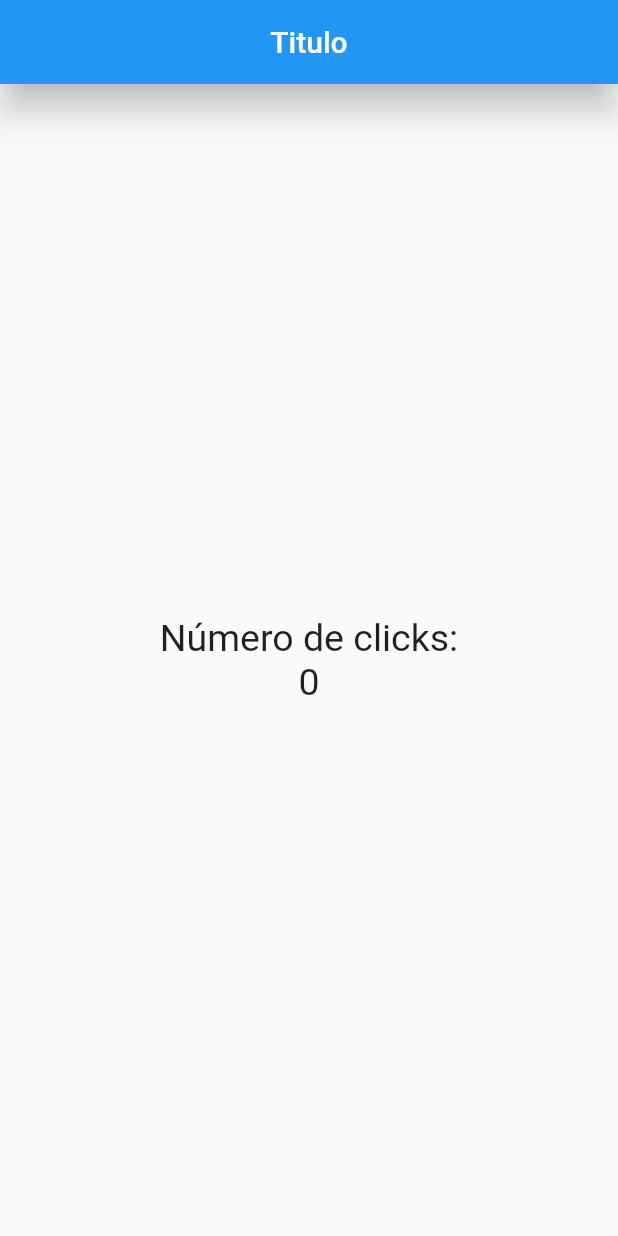
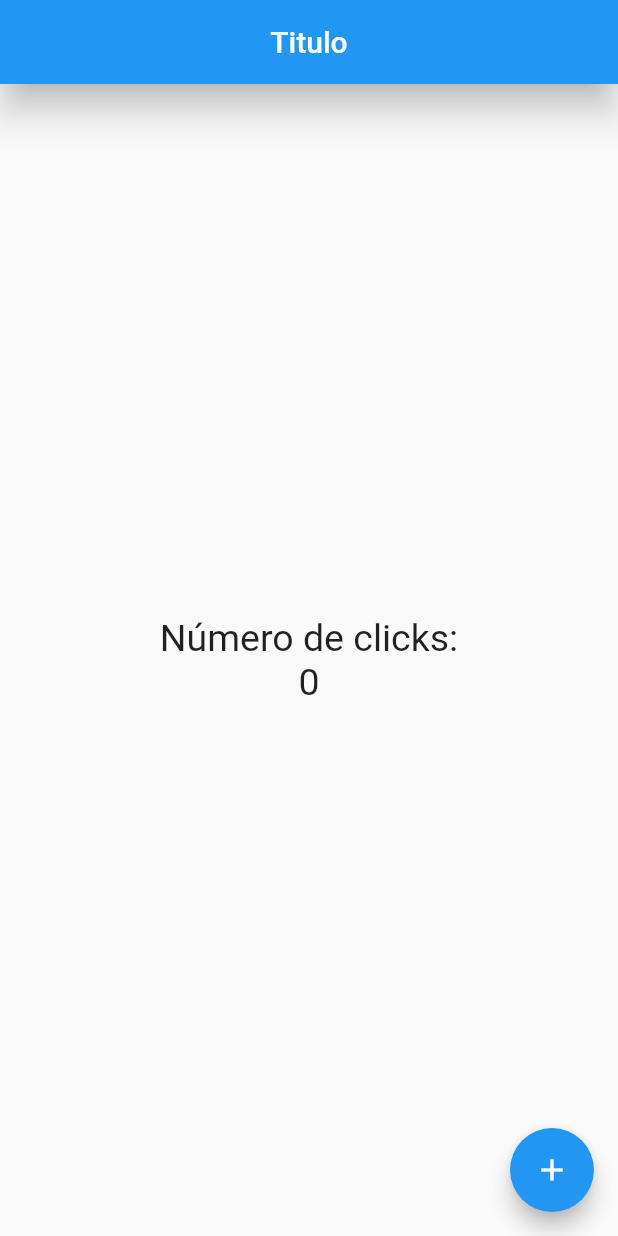
Before and after one commit to HSuHer/ContadorFlutter, a Flutter app: the screen it shows after launch, on a phone screen of 412 x 824 dp. Run offline on Flutter 3.47's test engine with Material 2 defaults, Android fonts, the phone set to English and light mode, and no system bars.

Commit message:
*Adicion de boton flotante al inferior derecho de la pantalla principal

```diff
--- a/lib/src/pages/home_page.dart
+++ b/lib/src/pages/home_page.dart
@@ -11,7 +11,6 @@ class HomePage extends StatelessWidget{
         title: Text("Titulo"),
         centerTitle: true,
         elevation: 10.0,
-
       ),
       body: Center(
         child: Column(
@@ -22,6 +21,11 @@ class HomePage extends StatelessWidget{
           ],
         ),
       ),
+      floatingActionButton: FloatingActionButton(
+        child: Icon(Icons.add),
+        onPressed: () {
+          print("Hola Mundo");
+        },),
     );
   }
 
```
